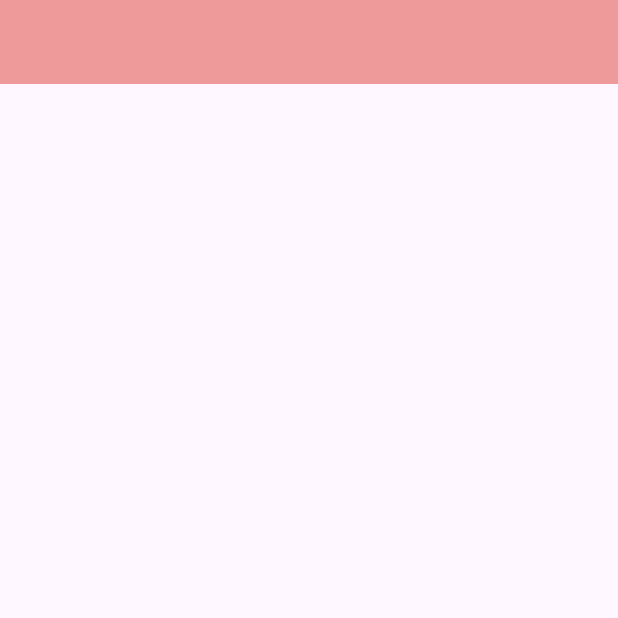
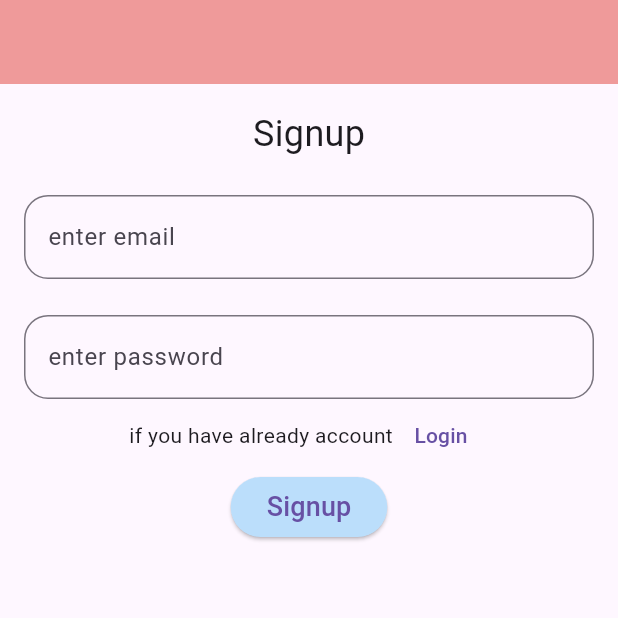
Before and after one commit to Marwan915/Day-10---database-lab, a Flutter app: the screen it shows after launch, on a phone screen of 412 x 824 dp, the top half of it. Run offline on Flutter 3.47's test engine with Material 3 defaults, Android fonts, the phone set to English and light mode, and no system bars; our stand-ins replace supabase_flutter; accounts and stored records are empty.

Commit message:
Day 11 - database lab

```diff
--- /dev/null
+++ b/lib/constents/spacing.dart
@@ -0,0 +1,5 @@
+import 'package:flutter/material.dart';
+
+const hight24 = SizedBox(
+  height: 24,
+);
--- a/lib/main.dart
+++ b/lib/main.dart
@@ -1,5 +1,5 @@
 import 'package:flutter/material.dart';
-import 'package:flutter_day10_database/pages/list_page.dart';
+import 'package:flutter_day10_database/pages/signup_page.dart';
 import 'package:supabase_flutter/supabase_flutter.dart';
 
 void main() async {
@@ -16,6 +16,9 @@ class MyApp extends StatelessWidget {
 
   @override
   Widget build(BuildContext context) {
-    return const MaterialApp(home: ListPage());
+    return const MaterialApp(
+      home: SignupPage(),
+      debugShowCheckedModeBanner: false,
+    );
   }
 }
--- /dev/null
+++ b/lib/pages/signup_page.dart
@@ -0,0 +1,97 @@
+import 'package:flutter/material.dart';
+import 'package:flutter_day10_database/constents/spacing.dart';
+import 'package:flutter_day10_database/extension/nav.dart';
+import 'package:flutter_day10_database/pages/list_page.dart';
+import 'package:flutter_day10_database/pages/login_page.dart';
+import 'package:flutter_day10_database/service/database.dart';
+import 'package:flutter_day10_database/widgets/text_field_widget.dart';
+
+class SignupPage extends StatefulWidget {
+  const SignupPage({super.key});
+
+  @override
+  State<SignupPage> createState() => _SignupPageState();
+}
+
+class _SignupPageState extends State<SignupPage> {
+  TextEditingController emailController = TextEditingController();
+  TextEditingController passwordController = TextEditingController();
+  @override
+  void dispose() {
+    emailController.dispose();
+    passwordController.dispose();
+    super.dispose();
+  }
+
+  @override
+  Widget build(BuildContext context) {
+    return Scaffold(
+      appBar: AppBar(
+        backgroundColor: Colors.red.shade200,
+      ),
+      body: Padding(
+        padding: const EdgeInsets.all(16),
+        child: Column(
+          children: [
+            const Text(
+              "Signup",
+              style: TextStyle(fontSize: 24),
+            ),
+            hight24,
+            TextFieldWidget(
+              text: "enter email",
+              controller: emailController,
+            ),
+            hight24,
+            TextFieldWidget(
+              text: "enter password",
+              controller: passwordController,
+            ),
+            Row(
+              mainAxisAlignment: MainAxisAlignment.center,
+              children: [
+                const Text("if you have already account"),
+                TextButton(
+                  onPressed: () {
+                    context.pushAndRemoveUntil(const LoginPage());
+                  },
+                  child: const Text("Login"),
+                )
+              ],
+            ),
+            ElevatedButton(
+                onPressed: () async {
+                  try {
+                    await Database().signup(
+                      email: emailController.text,
+                      password: passwordController.text,
+                    );
+                    if (context.mounted) {
+                      Navigator.push(
+                        context,
+                        MaterialPageRoute(
+                          builder: (context) => const ListPage(),
+                        ),
+                      );
+                    }
+                  } catch (e) {
+                    ScaffoldMessenger.of(context).showSnackBar(
+                      SnackBar(
+                        content: Text(e.toString()),
+                      ),
+                    );
+                  }
+                },
+                style: ElevatedButton.styleFrom(
+                  backgroundColor: Colors.blue.shade100,
+                ),
+                child: const Text(
+                  "Signup",
+                  style: TextStyle(fontSize: 18),
+                ))
+          ],
+        ),
+      ),
+    );
+  }
+}
--- a/lib/service/database.dart
+++ b/lib/service/database.dart
@@ -13,4 +13,29 @@ class Database {
     print(studentList);
     return studentList;
   }
+
+  // for insert student data
+
+  insertNewStudent({
+    required String name,
+    required int age,
+    required double salary,
+  }) async {
+    await supabase.from("student").insert({
+      "name": name,
+      "age": age,
+      "salary": salary,
+    });
+  }
+
+//====================================================================================\\
+  //                             for auth table
+
+  signup({required String email, required String password}) async {
+    await supabase.auth.signUp(password: password, email: email);
+  }
+
+  login({required String email, required String password}) async {
+    await supabase.auth.signInWithPassword(password: password, email: email);
+  }
 }
--- /dev/null
+++ b/lib/widgets/text_field_widget.dart
@@ -0,0 +1,30 @@
+import 'dart:ui';
+
+import 'package:flutter/material.dart';
+import 'package:flutter/widgets.dart';
+
+class TextFieldWidget extends StatelessWidget {
+  final String text;
+  final TextEditingController controller;
+
+  const TextFieldWidget({
+    super.key,
+    required this.text,
+    required this.controller,
+  });
+
+  @override
+  Widget build(BuildContext context) {
+    return TextField(
+      controller: controller,
+      decoration: InputDecoration(
+        labelText: text,
+        border: const OutlineInputBorder(
+          borderRadius: BorderRadius.all(
+            Radius.circular(16),
+          ),
+        ),
+      ),
+    );
+  }
+}
```
Also changed, not shown: lib/extension/nav.dart (added, +21 -0 lines), lib/pages/list_page.dart (+74 -1 lines), lib/pages/login_page.dart (added, +98 -0 lines).
